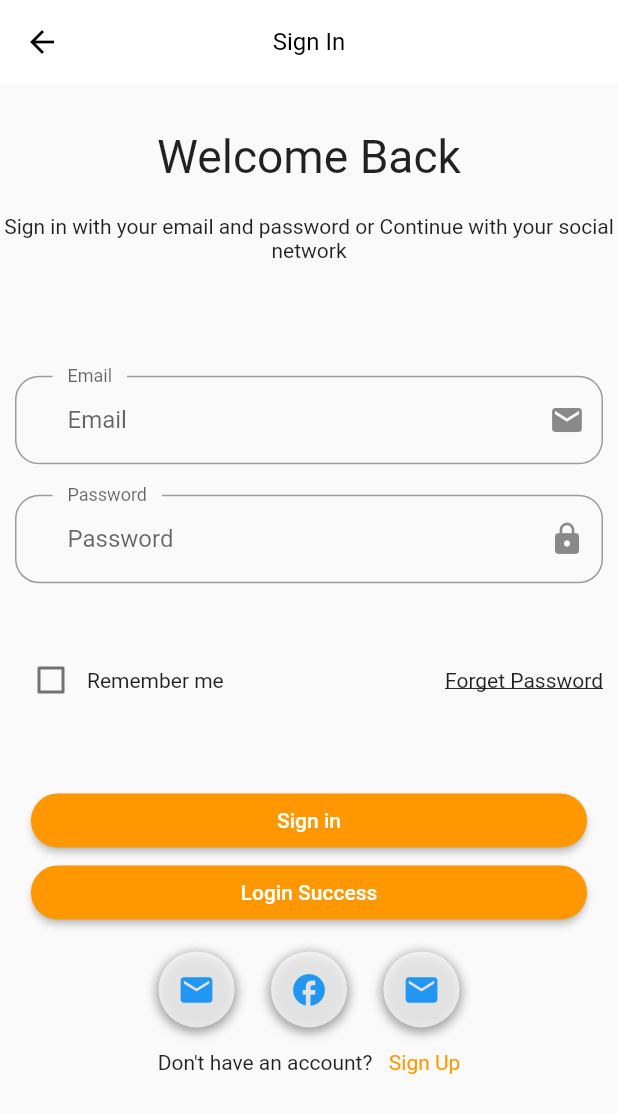
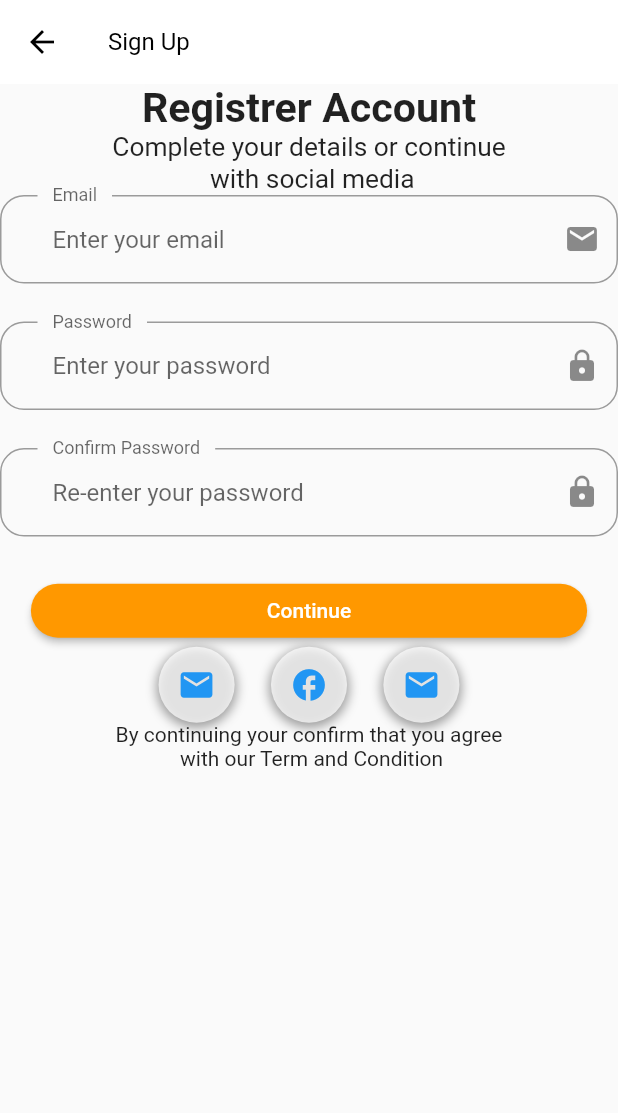
Before and after one commit to mehedi481/E-commerce-App-UI-Flutter, a Flutter app: the SignInPage screen opened directly, after a tap on "Sign Up", on a phone screen of 412 x 824 dp. Shown: the top 1113 px of the screen. Run offline on Flutter 3.47's test engine with Material 2 defaults, Android fonts, the phone set to English and light mode, and no system bars; our stand-ins replace google_fonts.

Commit message:
registration page added

```diff
--- a/lib/main.dart
+++ b/lib/main.dart
@@ -1,5 +1,8 @@
 import 'package:flutter/material.dart';
 import 'package:flutter/services.dart';
+
+import 'helpers/size_config/size_config.dart';
+import 'helpers/themes/themes.dart';
 import 'pages/home_page/homePage.dart';
 
 void main() {
@@ -34,3 +37,37 @@ ThemeData theme() {
     ),
   );
 }
+
+InputDecoration inputDecoration({String? text, String? hintText, Icon? icon}) {
+  return InputDecoration(
+    labelText: text,
+    hintText: hintText,
+    suffixIcon: icon,
+    contentPadding: const EdgeInsets.symmetric(horizontal: 35, vertical: 20),
+    floatingLabelBehavior: FloatingLabelBehavior.always,
+    border: OutlineInputBorder(
+      borderRadius: BorderRadius.circular(16),
+      gapPadding: 10,
+    ),
+  );
+}
+
+SizedBox defaultButton({String? text,onPress}) {
+  return SizedBox(
+    width: ScreenSize.width * 0.9,
+    child: ElevatedButton(
+      style: ButtonStyle(
+        backgroundColor: MaterialStateProperty.all<Color>(
+          kPrimaryColor,
+        ),
+        shape: MaterialStateProperty.all<RoundedRectangleBorder>(
+          RoundedRectangleBorder(
+            borderRadius: BorderRadius.circular(25),
+          ),
+        ),
+      ),
+      onPressed: onPress,
+      child: Text("$text"),
+    ),
+  );
+}
--- /dev/null
+++ b/lib/pages/reg_account.dart/components/reg_body.dart
@@ -0,0 +1,88 @@
+import 'package:e_commerce_app_ui/components/socialCard.dart';
+import 'package:e_commerce_app_ui/helpers/size_config/size_config.dart';
+import 'package:e_commerce_app_ui/main.dart';
+import 'package:flutter/material.dart';
+
+class RegisterBody extends StatelessWidget {
+  const RegisterBody({Key? key}) : super(key: key);
+
+  @override
+  Widget build(BuildContext context) {
+    return SizedBox(
+      width: double.infinity,
+      child: Column(
+        children: [
+          Text(
+            "Registrer Account",
+            style: TextStyle(
+              fontSize: getProportionateScreenWidth(25),
+              fontWeight: FontWeight.bold,
+            ),
+          ),
+          Text(
+            "Complete your details or continue \n with social media",
+            style: TextStyle(
+              fontSize: getProportionateScreenWidth(16),
+            ),
+            textAlign: TextAlign.center,
+          ),
+          RegisterForm(),
+          Row(
+            mainAxisAlignment: MainAxisAlignment.center,
+            children: [
+              SocialCard(icon: Icons.email, press: () {}),
+              SocialCard(icon: Icons.facebook, press: () {}),
+              SocialCard(icon: Icons.email, press: () {}),
+            ],
+          ),
+          Text(
+            "By continuing your confirm that you agree\n with our Term and Condition",
+            textAlign: TextAlign.center,
+          )
+        ],
+      ),
+    );
+  }
+}
+
+class RegisterForm extends StatefulWidget {
+  const RegisterForm({Key? key}) : super(key: key);
+
+  @override
+  _RegisterFormState createState() => _RegisterFormState();
+}
+
+class _RegisterFormState extends State<RegisterForm> {
+  @override
+  Widget build(BuildContext context) {
+    return Column(
+      children: [
+        TextFormField(
+          decoration: inputDecoration(
+            text: "Email",
+            hintText: "Enter your email",
+            icon: Icon(Icons.email),
+          ),
+        ),
+        SizedBox(height: getProportionateScreenHeight(25)),
+        TextFormField(
+          decoration: inputDecoration(
+            text: "Password",
+            hintText: "Enter your password",
+            icon: Icon(Icons.lock),
+          ),
+        ),
+        SizedBox(height: getProportionateScreenHeight(25)),
+        TextFormField(
+          decoration: inputDecoration(
+            text: "Confirm Password",
+            hintText: "Re-enter your password",
+            icon: Icon(Icons.lock),
+          ),
+        ),
+        SizedBox(height: getProportionateScreenHeight(25)),
+        defaultButton(text: "Continue", onPress: () {}),
+      ],
+    );
+  }
+}
--- /dev/null
+++ b/lib/pages/reg_account.dart/registration.dart
@@ -0,0 +1,17 @@
+import 'package:flutter/material.dart';
+
+import 'components/reg_body.dart';
+
+class RegistrationPage extends StatelessWidget {
+  const RegistrationPage({Key? key}) : super(key: key);
+
+  @override
+  Widget build(BuildContext context) {
+    return Scaffold(
+      appBar: AppBar(
+        title: Text("Sign Up"),
+      ),
+      body: RegisterBody(),
+    );
+  }
+}
--- a/lib/pages/signIn_page/components/body.dart
+++ b/lib/pages/signIn_page/components/body.dart
@@ -2,6 +2,7 @@ import 'package:e_commerce_app_ui/components/socialCard.dart';
 import 'package:e_commerce_app_ui/components/textFormField.dart';
 import 'package:e_commerce_app_ui/helpers/size_config/size_config.dart';
 import 'package:e_commerce_app_ui/helpers/themes/themes.dart';
+import 'package:e_commerce_app_ui/pages/reg_account.dart/registration.dart';
 import 'package:flutter/material.dart';
 
 class Body extends StatelessWidget {
@@ -80,14 +81,22 @@ class Body extends StatelessWidget {
                     width: getProportionateScreenWidth(10),
                   ),
                   InkWell(
-                    onTap: () {},
+                    onTap: () {
+                      Navigator.push(
+                          context,
+                          MaterialPageRoute(
+                              builder: (context) => RegistrationPage()));
+                    },
                     child: Text(
                       "Sign Up",
                       style: TextStyle(color: kPrimaryColor),
                     ),
-                  )
+                  ),
                 ],
-              )
+              ),
+              SizedBox(
+                height: 25,
+              ),
             ],
           ),
         ],
```
